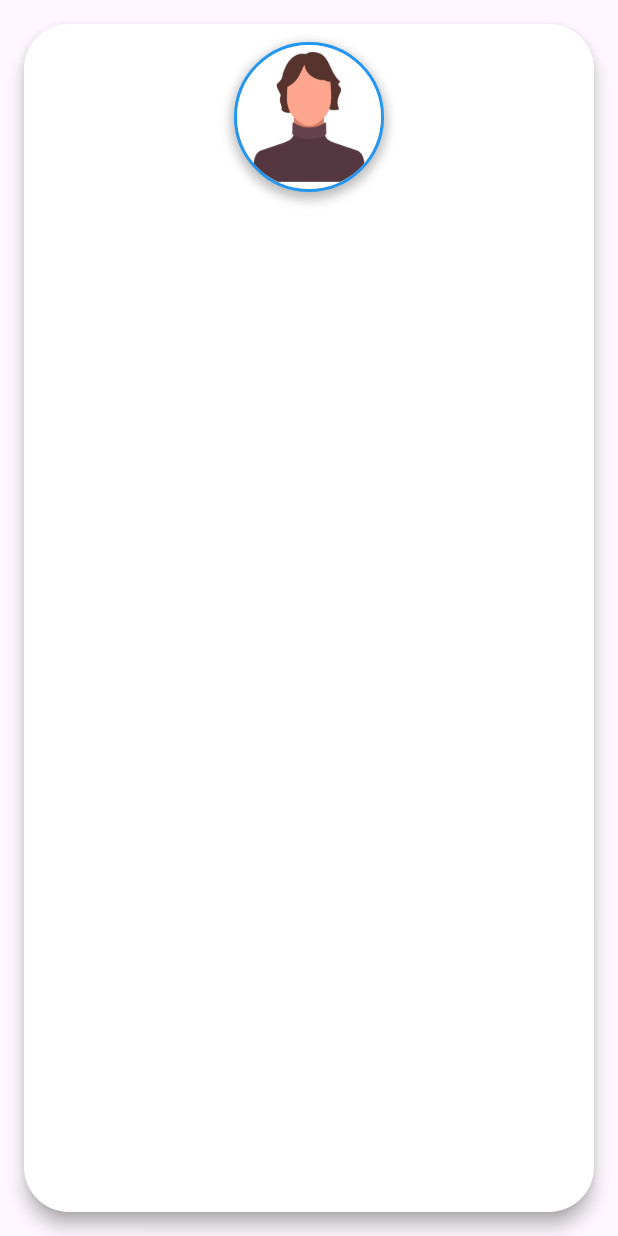
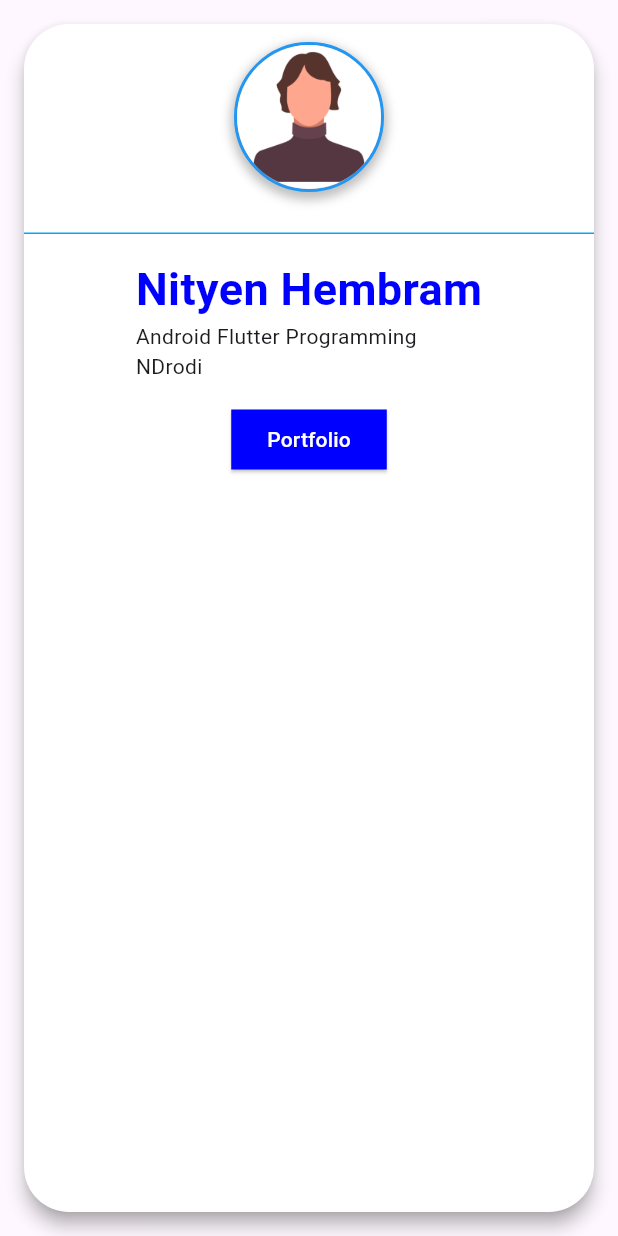
Before and after one commit to NityenHembram/Bizcard_flutter, a Flutter app: the screen it shows after launch, on a phone screen of 412 x 824 dp. Run offline on Flutter 3.47's test engine with Material 3 defaults, Android fonts, the phone set to English and light mode, and no system bars; missing offline and left inert: dart:ffi.

```diff
--- a/lib/main.dart
+++ b/lib/main.dart
@@ -1,3 +1,5 @@
+import 'dart:ffi';
+
 import 'package:flutter/material.dart';
 
 void main() {
@@ -28,6 +30,22 @@ class MyHomePage extends StatefulWidget {
 }
 
 class _MyHomePageState extends State<MyHomePage> {
+  final List<String> projectList = [
+    "Project 1",
+    "Project 2",
+    "Project 3",
+    "Project 4",
+    "Project 5",
+    "Project 6",
+    "Project 7",
+    "Project 8",
+    "Project 9",
+    "Project 10",
+    "Project 11",
+    "Project 12"
+  ];
+  bool isVisible = false;
+
   @override
   Widget build(BuildContext context) {
     return Scaffold(
@@ -45,17 +63,106 @@ class _MyHomePageState extends State<MyHomePage> {
                   ),
                   child: Column(
                     children: [
-                      profileImageWidget()
+                      profileImageWidget(100, 100),
+                      SizedBox(
+                        height: 15,
+                      ),
+                      Divider(
+                        height: 1,
+                        thickness: 1,
+                        color: Colors.lightBlue,
+                      ),
+                      SizedBox(
+                        height: 15,
+                      ),
+                      Column(
+                        crossAxisAlignment: CrossAxisAlignment.start,
+                        children: [
+                          Text('Nityen Hembram',
+                              style: TextStyle(
+                                  fontSize: 30,
+                                  color: Color.fromARGB(255, 0, 0, 255),
+                                  fontWeight: FontWeight.bold)),
+                          Text('Android Flutter Programming'),
+                          Text('NDrodi'),
+                        ],
+                      ),
+                      SizedBox(
+                        height: 15,
+                      ),
+                      ElevatedButton(
+                          onPressed: () {
+                            setState(() {
+                              isVisible = !isVisible;
+                            });
+                          },
+                          style: ElevatedButton.styleFrom(
+                              shape: RoundedRectangleBorder(
+                                  borderRadius: BorderRadius.zero),
+                              backgroundColor: Color.fromRGBO(0, 0, 255, 255),
+                              foregroundColor: Colors.white),
+                          child: Text('Portfolio')),
+                      SizedBox(
+                        height: 15,
+                      ),
+                      isVisible ? content(): SizedBox.shrink(),
                     ],
                   ),
                 )))));
   }
 
-  Widget profileImageWidget() {
-    return Padding(padding: EdgeInsets.all(12),
-        child:Container(
-        width: 100,
-        height: 100,
+  Widget content() {
+    return Padding(
+        padding: EdgeInsets.all(12),
+        child: Container(
+            height: 400,
+            width: double.infinity,
+            decoration: BoxDecoration(
+                color: Colors.white,
+                borderRadius: BorderRadius.circular(30),
+                boxShadow: [
+                  BoxShadow(
+                    color: Colors.grey.shade400, // Shadow color
+                    spreadRadius: 2, // Spread of shadow
+                    blurRadius: 5,
+                  ) // Blur effect
+                ]),
+            child: ClipRRect(
+                borderRadius: BorderRadius.circular(30),
+              child:
+            ListView.builder(
+                itemCount: projectList.length,
+                itemBuilder: (context, index) {
+                  String projectName = projectList[index];
+                  return Padding(
+                      padding: EdgeInsets.all(5),
+                      child: Card(
+                          child: Row(
+                        mainAxisAlignment: MainAxisAlignment.start,
+                        children: [
+                          profileImageWidget(50, 50),
+                          Column(
+                            crossAxisAlignment: CrossAxisAlignment.start,
+                            children: [
+                              Text(projectName, style: TextStyle(
+                                fontWeight: FontWeight.bold,color: Colors.black
+                              ),),
+                              Text("This is my project and i am proud of it",style: TextStyle(
+                                  fontWeight: FontWeight.bold,color: Colors.grey
+                              ))
+                            ],
+                          )
+                        ],
+                      )));
+                }))));
+  }
+
+  Widget profileImageWidget(double width, double height) {
+    return Padding(
+        padding: EdgeInsets.all(12),
+        child: Container(
+            width: width,
+            height: height,
             decoration: BoxDecoration(
               shape: BoxShape.circle,
               border: Border.all(color: Colors.blue, width: 2),
```
Also changed, not shown: 1 other file. Lines whose indentation alone changed are shown as unchanged.
